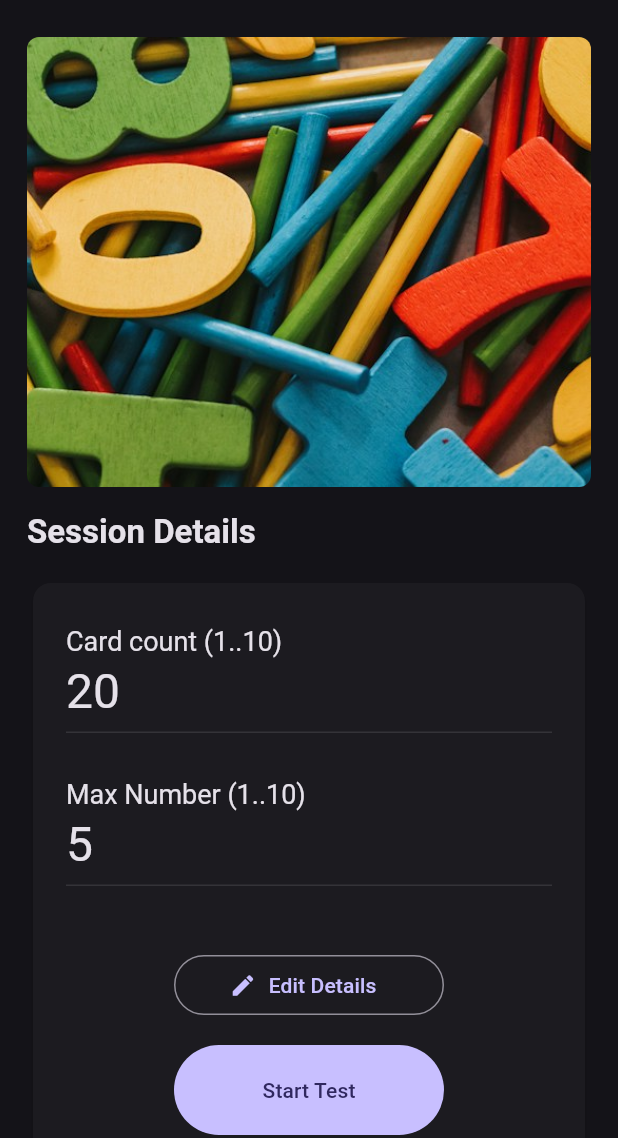
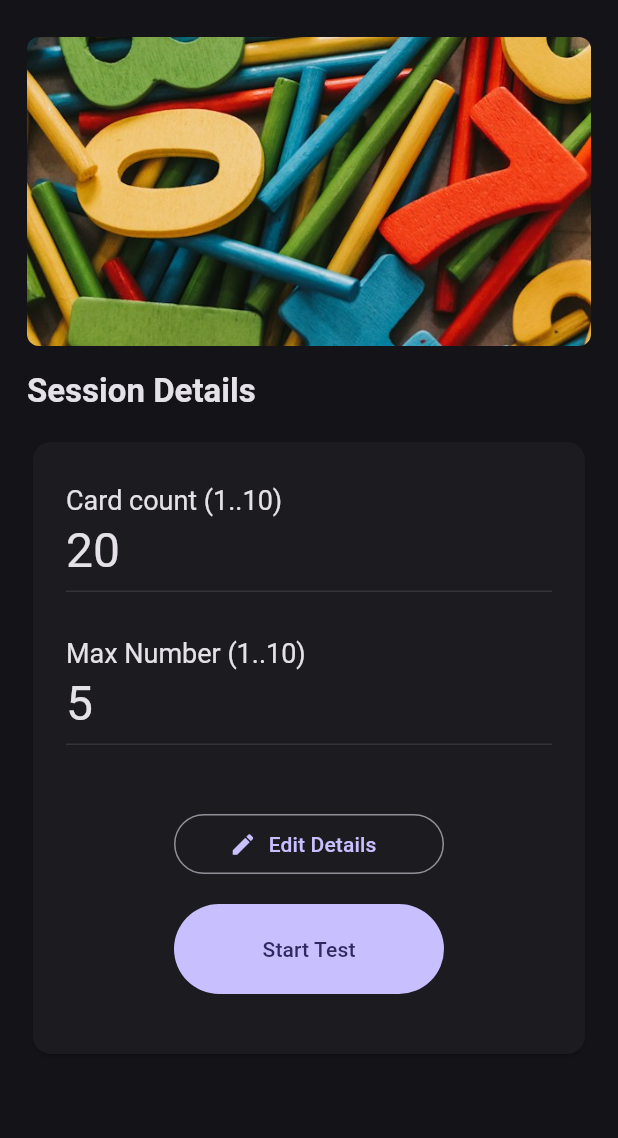
Before and after one commit to mcdona22/match-kids, a Flutter app: the FlashCardsScreen screen opened by its route, on a phone screen of 412 x 824 dp, the part 98-1236 px from its top. Run offline on Flutter 3.47's test engine with Material 3 defaults, Android fonts, the phone set to English and light mode, and no system bars; our stand-ins replace confetti, flutter_hooks, flutter_tts, freezed_annotation, go_router, hooks_riverpod and 3 more; missing offline and left inert: flutter_loggy; accounts and stored records are empty; generated files the repository leaves out were written again.

Commit message:
the size of the banner image is adjusted for smaller screens

```diff
--- a/lib/core/presentation/hero_with_graphic_view.dart
+++ b/lib/core/presentation/hero_with_graphic_view.dart
@@ -4,12 +4,14 @@ class HeroWithGraphicView extends StatelessWidget {
   const HeroWithGraphicView({
     required this.graphicPath,
     required this.showGraphic,
+    this.height = 300.0,
     this.heroTag,
     super.key,
   });
 
   final String graphicPath;
   final String? heroTag;
+  final double height;
 
   final bool showGraphic;
 
@@ -20,7 +22,7 @@ class HeroWithGraphicView extends StatelessWidget {
       // tag: '$spellingScreenTitle-hero',
       child: showGraphic
           ? SizedBox(
-              height: 300.0,
+              height: height,
               width: double.infinity,
               child: ClipRRect(
                 borderRadius: BorderRadius.circular(8.0),
--- a/lib/features/simple-flash-cards/presentation/flash_cards_screen.dart
+++ b/lib/features/simple-flash-cards/presentation/flash_cards_screen.dart
@@ -18,8 +18,8 @@ class FlashCardsScreen extends HookConsumerWidget with UiLoggy {
 
   @override
   Widget build(BuildContext context, WidgetRef ref) {
-    final showGraphic =
-        MediaQuery.sizeOf(context).height >= UiDimensions.smallHeight;
+    final screenHeight = MediaQuery.sizeOf(context).height;
+    final showGraphic = screenHeight >= UiDimensions.smallHeight;
     final state = ref.watch(flashScreenControllerProvider);
 
     return Scaffold(
@@ -42,6 +42,7 @@ class FlashCardsScreen extends HookConsumerWidget with UiLoggy {
                 HeroWithGraphicView(
                   showGraphic: showGraphic,
                   graphicPath: 'assets/images/numbers.jpg',
+                  height: screenHeight * 0.25,
                   heroTag: '$flashCardScreenTitle-hero',
                 ),
               if (state.testMode)
```
